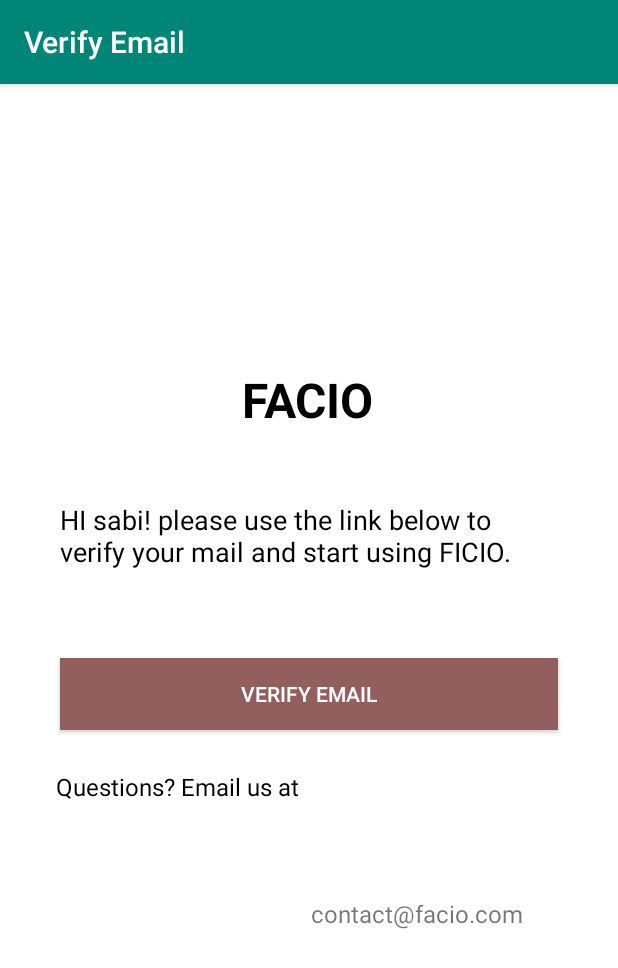
After one commit to madhu8580/AndroBim, an Android app: the VerifyEmailActivity screen opened directly, with no data from a screen before it, on a phone screen of 412 x 824 dp. The commit adds this screen. Shown: the top 968 px of the screen. Run offline under Robolectric (Android 15) with nearby library versions, the phone set to English and light mode, and no system bars.

Commit message:
// login2

```diff
--- a/app/src/main/AndroidManifest.xml
+++ b/app/src/main/AndroidManifest.xml
@@ -9,10 +9,13 @@
         android:roundIcon="@mipmap/ic_launcher_round"
         android:supportsRtl="true"
         android:theme="@style/AppTheme">
+        <activity
+            android:name=".VerifyEmailActivity"
+            android:label="Verify Email"></activity>
 
         <activity
             android:name=".Login2Activity"
-            android:label="Login 2"></activity>
+            android:label="Login 2" />
 
         <activity
             android:name=".Login1Activity"
--- a/app/src/main/java/com/android/androbim/Login2Activity.java
+++ b/app/src/main/java/com/android/androbim/Login2Activity.java
@@ -1,13 +1,28 @@
 package com.android.androbim;
 
+import android.content.Intent;
 import android.support.v7.app.AppCompatActivity;
 import android.os.Bundle;
+import android.view.View;
+import android.widget.Button;
+import android.widget.TextView;
 
 public class Login2Activity extends AppCompatActivity {
+
+    private Button btnSignIn;
 
     @Override
     protected void onCreate(Bundle savedInstanceState) {
         super.onCreate(savedInstanceState);
         setContentView(R.layout.activity_login2);
+
+        btnSignIn = findViewById(R.id.btnLogin2);
+        btnSignIn.setOnClickListener(new View.OnClickListener() {
+            @Override
+            public void onClick(View v) {
+                Intent iSign = new Intent(getApplicationContext(), VerifyEmailActivity.class);
+                startActivity(iSign);
+            }
+        });
     }
 }
--- /dev/null
+++ b/app/src/main/java/com/android/androbim/VerifyEmailActivity.java
@@ -0,0 +1,14 @@
+package com.android.androbim;
+
+import android.support.v7.app.AppCompatActivity;
+import android.os.Bundle;
+
+public class VerifyEmailActivity extends AppCompatActivity {
+
+    @Override
+    protected void onCreate(Bundle savedInstanceState) {
+        super.onCreate(savedInstanceState);
+        setContentView(R.layout.activity_verify_email);
+
+    }
+}
--- a/app/src/main/res/layout/activity_login2.xml
+++ b/app/src/main/res/layout/activity_login2.xml
@@ -74,7 +74,7 @@
         android:layout_marginLeft="48dp"
         android:scaleType="fitCenter"
         android:src="@drawable/ic_radio_button_unchecked_black_24dp"
-        app:layout_constraintBottom_toTopOf="@+id/btnLogin"
+        app:layout_constraintBottom_toTopOf="@+id/btnLogin2"
         app:layout_constraintStart_toStartOf="parent"
         app:layout_constraintTop_toBottomOf="@+id/editText4"
         app:layout_constraintVertical_bias="0.339" />
@@ -98,9 +98,9 @@
         app:layout_constraintVertical_bias="0.058" />
 
     <Button
-        android:id="@+id/btnLogin"
-        android:layout_width="0dp"
-        android:layout_height="wrap_content"
+        android:id="@+id/btnLogin2"
+        android:layout_width="match_parent"
+        android:layout_height="55dp"
         android:layout_marginLeft="40dp"
         android:layout_marginRight="40dp"
         android:background="@color/button"
@@ -129,7 +129,7 @@
         android:textSize="18sp"
         app:layout_constraintBottom_toBottomOf="parent"
         app:layout_constraintStart_toStartOf="parent"
-        app:layout_constraintTop_toBottomOf="@+id/btnLogin"
+        app:layout_constraintTop_toBottomOf="@+id/btnLogin2"
         app:layout_constraintVertical_bias="0.114" />
 
     <TextView
@@ -145,7 +145,7 @@
         app:layout_constraintEnd_toEndOf="parent"
         app:layout_constraintHorizontal_bias="0.05"
         app:layout_constraintStart_toEndOf="@+id/textView3"
-        app:layout_constraintTop_toBottomOf="@+id/btnLogin"
+        app:layout_constraintTop_toBottomOf="@+id/btnLogin2"
         app:layout_constraintVertical_bias="0.082" />
 
 </android.support.constraint.ConstraintLayout>
--- /dev/null
+++ b/app/src/main/res/layout/activity_verify_email.xml
@@ -0,0 +1,121 @@
+<?xml version="1.0" encoding="utf-8"?>
+<android.support.constraint.ConstraintLayout xmlns:android="http://schemas.android.com/apk/res/android"
+    xmlns:app="http://schemas.android.com/apk/res-auto"
+    xmlns:tools="http://schemas.android.com/tools"
+    android:layout_width="match_parent"
+    android:layout_height="match_parent"
+    android:background="@color/white"
+    tools:context=".VerifyEmailActivity">
+
+    <ImageView
+        android:id="@+id/imageView2"
+        android:layout_width="wrap_content"
+        android:layout_height="wrap_content"
+        android:scaleType="fitXY"
+        app:layout_constraintBottom_toBottomOf="parent"
+        app:layout_constraintEnd_toEndOf="parent"
+        app:layout_constraintHorizontal_bias="0.498"
+        app:layout_constraintStart_toStartOf="parent"
+        app:layout_constraintTop_toTopOf="parent"
+        app:layout_constraintVertical_bias="0.194"
+        tools:srcCompat="@tools:sample/avatars" />
+
+    <TextView
+        android:id="@+id/textView4"
+        android:layout_width="wrap_content"
+        android:layout_height="wrap_content"
+        android:text="@string/facio"
+        android:textColor="@color/black"
+        android:textSize="32dp"
+        android:textStyle="bold"
+        app:layout_constraintBottom_toBottomOf="parent"
+        app:layout_constraintEnd_toEndOf="parent"
+        app:layout_constraintHorizontal_bias="0.498"
+        app:layout_constraintStart_toStartOf="parent"
+        app:layout_constraintTop_toBottomOf="@+id/imageView2"
+        app:layout_constraintVertical_bias="0.07" />
+
+    <TextView
+        android:id="@+id/textView8"
+        android:layout_width="wrap_content"
+        android:layout_height="wrap_content"
+        android:gravity="start"
+        android:paddingLeft="40dp"
+        android:paddingRight="40dp"
+        android:text="@string/hi_sabi_please_use_the_link_below_to_verify_your_mail_and_start_using_ficio"
+        android:textColor="@color/black"
+        android:textSize="18sp"
+        app:layout_constraintBottom_toBottomOf="parent"
+        app:layout_constraintEnd_toEndOf="parent"
+        app:layout_constraintHorizontal_bias="0.0"
+        app:layout_constraintStart_toStartOf="parent"
+        app:layout_constraintTop_toBottomOf="@+id/textView4"
+        app:layout_constraintVertical_bias="0.094" />
+
+    <Button
+        android:id="@+id/button"
+        android:layout_width="0dp"
+        android:layout_height="wrap_content"
+        android:layout_marginLeft="40dp"
+        android:layout_marginRight="40dp"
+        android:background="@color/button"
+        android:text="@string/verify_email"
+        android:textColor="@color/white"
+        app:layout_constraintBottom_toBottomOf="parent"
+        app:layout_constraintEnd_toEndOf="parent"
+        app:layout_constraintHorizontal_bias="0.0"
+        app:layout_constraintStart_toStartOf="parent"
+        app:layout_constraintTop_toBottomOf="@+id/textView8"
+        app:layout_constraintVertical_bias="0.148" />
+
+    <TextView
+        android:id="@+id/textView9"
+        android:layout_width="wrap_content"
+        android:layout_height="wrap_content"
+        android:singleLine="true"
+        android:text="@string/questions"
+        android:textColor="@color/black"
+        android:textSize="16sp"
+        app:layout_constraintBottom_toBottomOf="parent"
+        app:layout_constraintEnd_toEndOf="parent"
+        app:layout_constraintHorizontal_bias="0.113"
+        app:layout_constraintStart_toStartOf="parent"
+        app:layout_constraintTop_toBottomOf="@+id/button"
+        app:layout_constraintVertical_bias="0.085" />
+
+    <TextView
+        android:id="@+id/textView10"
+        android:layout_width="wrap_content"
+        android:layout_height="wrap_content"
+        android:layout_marginStart="4dp"
+        android:layout_marginLeft="4dp"
+        android:singleLine="true"
+        android:text="Email us at"
+        android:textColor="@color/black"
+        android:textSize="16sp"
+        app:layout_constraintBottom_toBottomOf="parent"
+        app:layout_constraintStart_toEndOf="@+id/textView9"
+        app:layout_constraintTop_toBottomOf="@+id/button"
+        app:layout_constraintVertical_bias="0.085" />
+
+    <TextView
+        android:id="@+id/textView11"
+        android:layout_width="wrap_content"
+        android:layout_height="wrap_content"
+        android:layout_marginStart="8dp"
+        android:layout_marginLeft="8dp"
+        android:layout_marginTop="8dp"
+        android:layout_marginEnd="108dp"
+        android:layout_marginRight="108dp"
+        android:layout_marginBottom="204dp"
+        android:text="contact@facio.com"
+        android:textSize="16sp"
+        app:layout_constraintBottom_toBottomOf="parent"
+        app:layout_constraintEnd_toEndOf="parent"
+        app:layout_constraintHorizontal_bias="0.0"
+        app:layout_constraintStart_toEndOf="@+id/textView10"
+        app:layout_constraintTop_toBottomOf="@+id/button"
+        app:layout_constraintVertical_bias="1.0" />
+
+
+</android.support.constraint.ConstraintLayout>
--- a/app/src/main/res/values/strings.xml
+++ b/app/src/main/res/values/strings.xml
@@ -1,4 +1,7 @@
 <resources>
     <string name="app_name">AndroBim</string>
     <string name="facio">FACIO</string>
+    <string name="hi_sabi_please_use_the_link_below_to_verify_your_mail_and_start_using_ficio">HI sabi! please use the link below to verify your mail and start using FICIO.</string>
+    <string name="verify_email">VERIFY EMAIL</string>
+    <string name="questions">Questions?</string>
 </resources>
```
